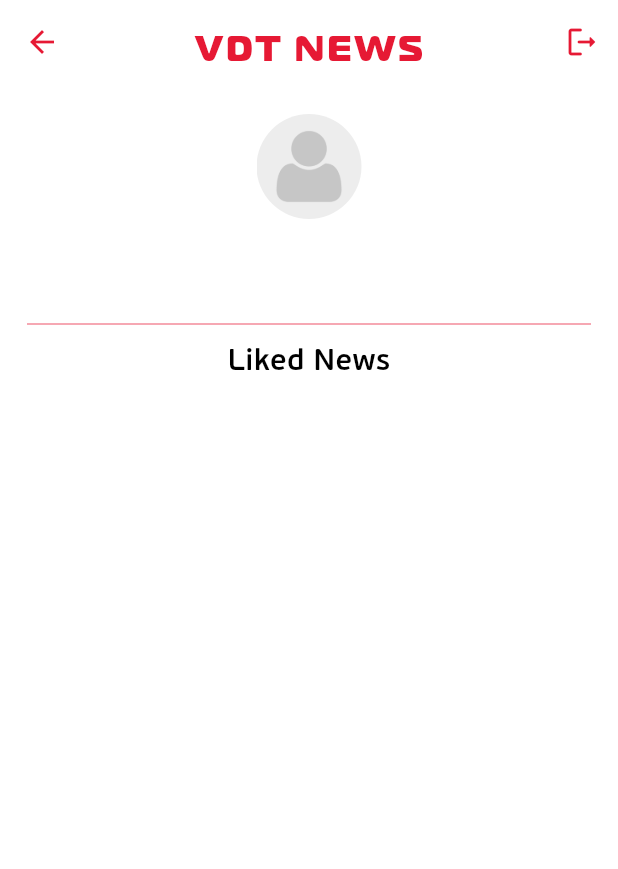
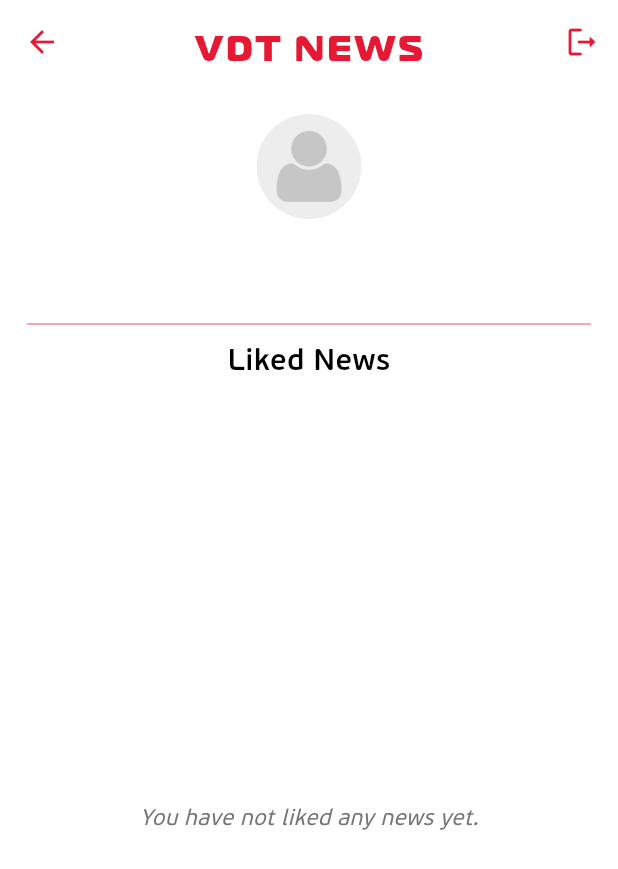
Before and after one commit to CongLiv/news_app_flutter, a Flutter app: the PersonalPage screen opened directly, on a phone screen of 412 x 824 dp. Shown: the top 869 px of the screen. Run offline on Flutter 3.47's test engine with Material 3 defaults, Android fonts, the phone set to English and light mode, and no system bars; our stand-ins replace cloud_firestore, dio, firebase_auth, firebase_core, fluttertoast, share_plus and 1 more; accounts and stored records are empty; network calls fail.

Commit message:
+ add check empty liked news

```diff
--- a/lib/screens/profile/personal_page.dart
+++ b/lib/screens/profile/personal_page.dart
@@ -122,7 +122,19 @@ class _PersonalPageState extends State<PersonalPage> {
                       ),
                     )
                   : Expanded(
-                      child: Consumer<News>(
+                      child: Provider.of<News>(context).likedNews.isEmpty
+                          ? Center(
+                              child: Text(
+                                'You have not liked any news yet.',
+                                style: TextStyle(
+                                  fontSize: 15,
+                                  fontFamily: 'FS PFBeauSansPro',
+                                  fontStyle: FontStyle.italic,
+                                  color: Colors.grey[600],
+                                ),
+                              ),
+                            )
+                          : Consumer<News>(
                               builder: (ctx, news, child) => ListView.builder(
                                 itemCount: news.likedNews.length,
                                 itemBuilder: (ctx, index) => LikedNewsItem(
```
Lines whose indentation alone changed are shown as unchanged.
